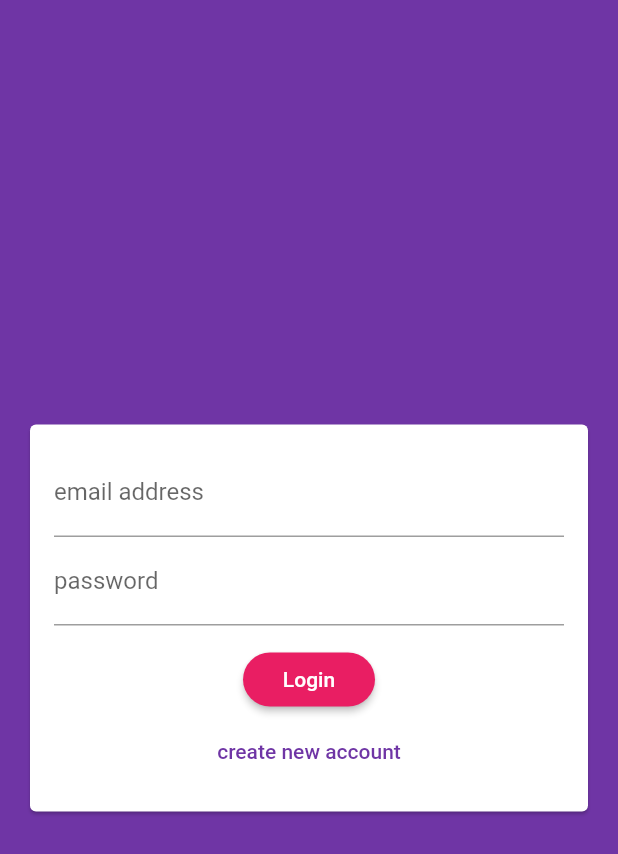
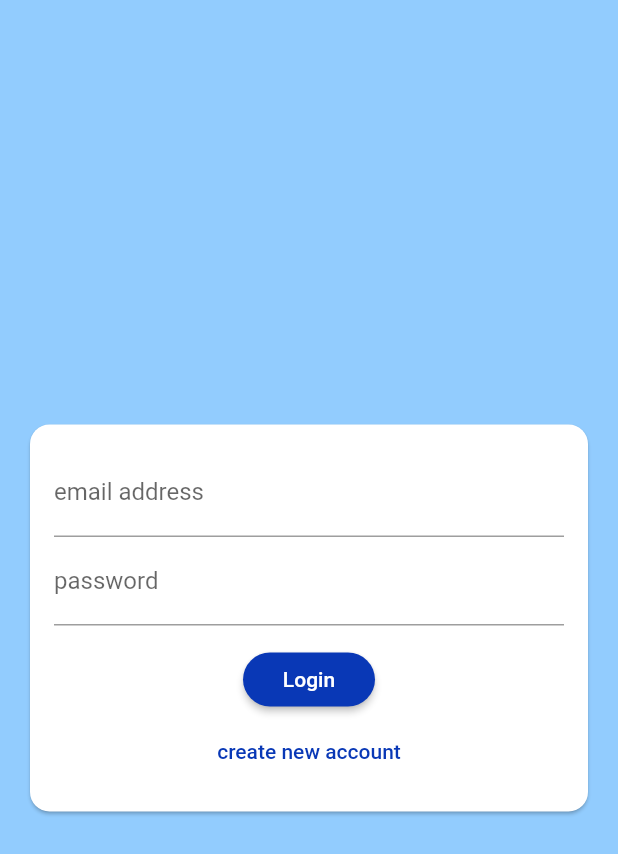
Before and after one commit to mariamabdelati/teddy_the_tracker, a Flutter app: the AuthScreen screen opened directly, on a phone screen of 412 x 824 dp. Shown: the top 854 px of the screen. Run offline on Flutter 3.47's test engine with Material 2 defaults, Android fonts, the phone set to English and light mode, and no system bars; our stand-ins replace cloud_firestore, firebase_auth, firebase_core, flutter_svg; accounts and stored records are empty.

Commit message:
modified the login/register UI to fit with the theme of the app according to the color palette

```diff
--- a/lib/screens/auth_screen.dart
+++ b/lib/screens/auth_screen.dart
@@ -3,6 +3,7 @@
 import 'package:flutter/material.dart';
 import 'package:firebase_auth/firebase_auth.dart';
 import 'package:cloud_firestore/cloud_firestore.dart';
+import 'package:auth_test/constants.dart';
 
 import 'package:auth_test/widgets/auth/auth_form.dart';
 
@@ -72,7 +73,7 @@
   @override
   Widget build(BuildContext context) {
     return Scaffold(
-      backgroundColor: Theme.of(context).primaryColor,
+      backgroundColor: mainColorList[0],
       body: AuthForm(
         _submitAuthForm,
         _isLoading,
--- a/lib/widgets/auth/auth_form.dart
+++ b/lib/widgets/auth/auth_form.dart
@@ -1,5 +1,7 @@
 // ignore_for_file: deprecated_member_use, must_be_immutable
 
+import 'package:auth_test/constants.dart';
+import 'package:auth_test/main.dart';
 import 'package:flutter/material.dart';
 
 class AuthForm extends StatefulWidget {
@@ -50,6 +52,8 @@
     return Center(
       child: Card(
         margin: const EdgeInsets.all(20),
+        shape: RoundedRectangleBorder(borderRadius: BorderRadius.circular(13)),
+        color: mainColorList[4],
         child: SingleChildScrollView(
           child: Padding(
             padding: const EdgeInsets.all(16),
@@ -110,6 +114,7 @@
                     RaisedButton(
                       onPressed: _trySubmit,
                       child: Text(_isLogin ? "Login" : "Create account"),
+                      color: mainColorList[2],
                     ),
                   if (!widget.isLoading)
                     FlatButton(
@@ -120,8 +125,8 @@
                       },
                       child: Text(_isLogin
                           ? 'create new account'
-                          : 'Already have an account'),
-                      textColor: Theme.of(context).primaryColor,
+                          : 'Already have an account?'),
+                      textColor: mainColorList[2],
                     )
                 ],
               ),
```
